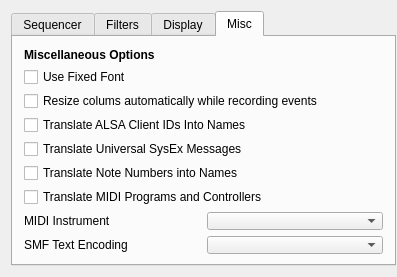
The window that src/configdialogbase.ui (KottV/kmidimon) describes before a commit, drawn with Qt 5.
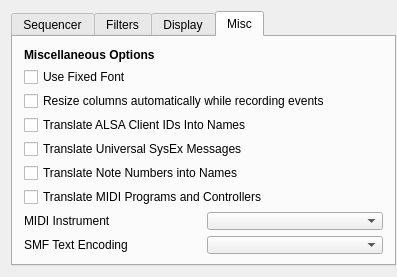
The same window after the commit. The open tabs and pages were chosen to show the change. Custom widgets are drawn as their Qt base class.

```diff
--- a/src/configdialogbase.ui
+++ b/src/configdialogbase.ui
@@ -476,7 +476,7 @@
        <item row="2" column="0" colspan="2">
         <widget class="QCheckBox" name="m_resizeColumns">
          <property name="text">
-          <string>Resize colums automatically while recording events</string>
+          <string>Resize columns automatically while recording events</string>
          </property>
         </widget>
        </item>
```
Left out of the diff: 2 changed lines with no effect on the pictures.
